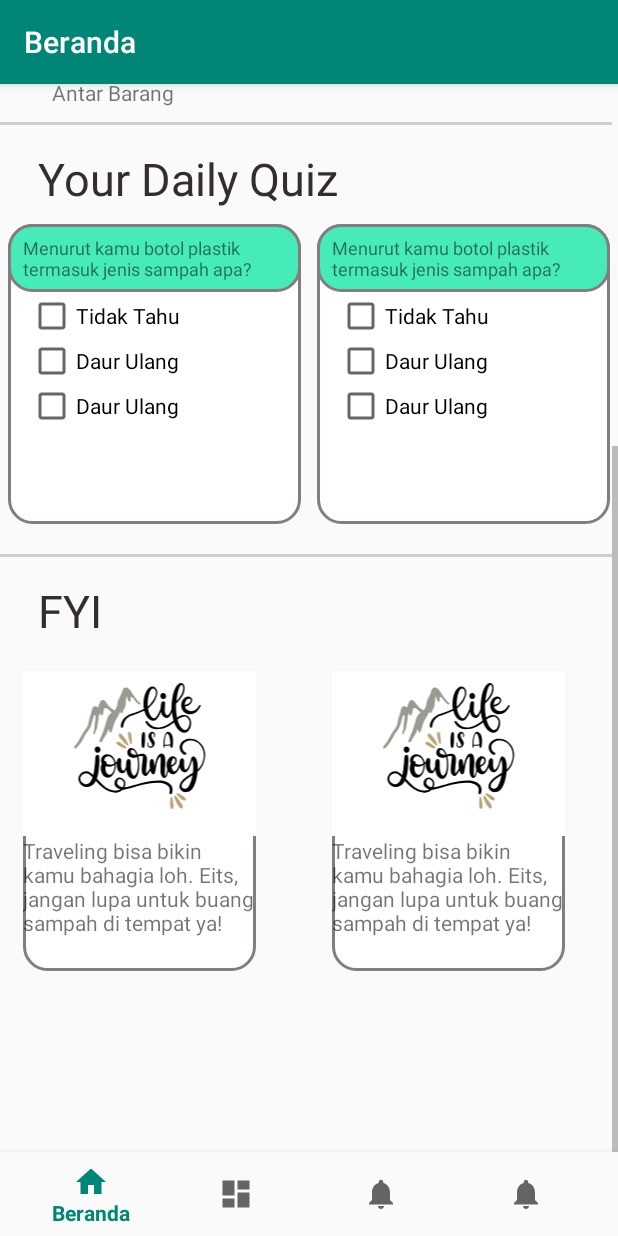
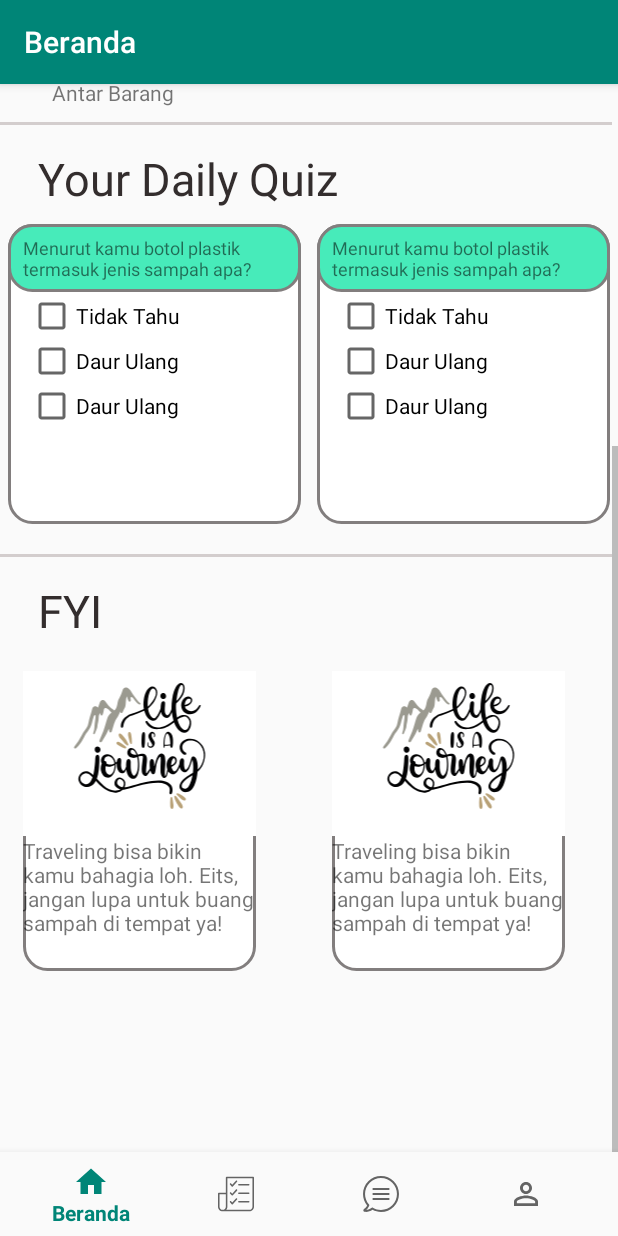
Before and after one commit to reksadnml/Loakin2, an Android app: the screen it shows after launch once a user with an empty profile is signed in (bottomNav), scrolled down 351 dp, on a phone screen of 412 x 824 dp. Run offline under Robolectric (Android 15) with nearby library versions, the phone set to English and light mode, and no system bars; our stand-ins replace Firebase (no records; nobody signed in at launch, a user with empty details on screens opened directly), navigation-ui.

Commit message:
change icon bottom nav

```diff
--- /dev/null
+++ b/app/src/main/res/drawable/ic_history.xml
@@ -0,0 +1,27 @@
+<vector xmlns:android="http://schemas.android.com/apk/res/android"
+    android:width="349.158dp"
+    android:height="349.158dp"
+    android:viewportWidth="349.158"
+    android:viewportHeight="349.158">
+  <path
+      android:fillColor="#23AC83"
+      android:pathData="M341.658,6.227H83.455c-4.143,0 -7.5,3.357 -7.5,7.5V162.83H7.5c-4.143,0 -7.5,3.357 -7.5,7.5v127.123c0,25.076 20.4,45.479 45.477,45.479c0.646,0 258.203,0 258.203,0c25.076,0 45.479,-20.402 45.479,-45.479V13.727C349.158,9.584 345.801,6.227 341.658,6.227zM15,297.453V177.83h60.955v119.623c0,16.805 -13.672,30.479 -30.479,30.479C28.672,327.932 15,314.258 15,297.453zM334.158,297.453c0,16.805 -13.672,30.479 -30.479,30.479H79.203c7.299,-8.07 11.752,-18.766 11.752,-30.479V21.227h243.203V297.453z"/>
+  <path
+      android:fillColor="#23AC83"
+      android:pathData="M202.023,92.855h96.127c4.143,0 7.5,-3.357 7.5,-7.5c0,-4.143 -3.357,-7.5 -7.5,-7.5h-96.127c-4.143,0 -7.5,3.357 -7.5,7.5C194.523,89.498 197.881,92.855 202.023,92.855z"/>
+  <path
+      android:fillColor="#23AC83"
+      android:pathData="M202.023,175.248h96.127c4.143,0 7.5,-3.357 7.5,-7.5c0,-4.143 -3.357,-7.5 -7.5,-7.5h-96.127c-4.143,0 -7.5,3.357 -7.5,7.5C194.523,171.891 197.881,175.248 202.023,175.248z"/>
+  <path
+      android:fillColor="#23AC83"
+      android:pathData="M202.023,257.643h96.127c4.143,0 7.5,-3.357 7.5,-7.5c0,-4.143 -3.357,-7.5 -7.5,-7.5h-96.127c-4.143,0 -7.5,3.357 -7.5,7.5C194.523,254.285 197.881,257.643 202.023,257.643z"/>
+  <path
+      android:fillColor="#23AC83"
+      android:pathData="M132.814,101.295c1.418,1.5 3.391,2.35 5.453,2.35c0.02,0 0.041,0 0.063,0c2.086,-0.018 4.07,-0.902 5.477,-2.443l41.197,-45.121c2.793,-3.059 2.576,-7.803 -0.482,-10.596c-3.059,-2.791 -7.803,-2.576 -10.596,0.482l-35.752,39.156l-11.129,-11.785c-2.846,-3.012 -7.594,-3.146 -10.604,-0.303c-3.012,2.844 -3.146,7.59 -0.303,10.602L132.814,101.295z"/>
+  <path
+      android:fillColor="#23AC83"
+      android:pathData="M173.926,131.941l-35.752,39.154l-11.131,-11.783c-2.844,-3.014 -7.592,-3.148 -10.602,-0.303c-3.012,2.844 -3.146,7.59 -0.303,10.602l16.676,17.656c1.418,1.5 3.391,2.35 5.453,2.35c0.02,0 0.041,0 0.063,0c2.086,-0.018 4.07,-0.902 5.477,-2.443l41.197,-45.119c2.791,-3.059 2.576,-7.803 -0.482,-10.596S176.719,128.881 173.926,131.941z"/>
+  <path
+      android:fillColor="#23AC83"
+      android:pathData="M173.926,217.914l-35.752,39.154l-11.131,-11.783c-2.844,-3.014 -7.592,-3.149 -10.602,-0.303c-3.012,2.844 -3.146,7.59 -0.303,10.602l16.676,17.656c1.418,1.5 3.391,2.35 5.453,2.35c0.02,0 0.041,0 0.063,0c2.086,-0.018 4.07,-0.902 5.477,-2.443l41.197,-45.119c2.791,-3.059 2.576,-7.803 -0.482,-10.596C181.463,214.639 176.719,214.855 173.926,217.914z"/>
+</vector>
--- a/app/src/main/res/drawable/ic_home_black_24dp.xml
+++ b/app/src/main/res/drawable/ic_home_black_24dp.xml
@@ -4,6 +4,6 @@
     android:viewportWidth="24.0"
     android:viewportHeight="24.0">
     <path
-        android:fillColor="#FF000000"
+        android:fillColor="#23AC83"
         android:pathData="M10,20v-6h4v6h5v-8h3L12,3 2,12h3v8z" />
 </vector>
--- /dev/null
+++ b/app/src/main/res/drawable/ic_person_bottom.xml
@@ -0,0 +1,5 @@
+<vector android:height="24dp" android:tint="#23AC83"
+    android:viewportHeight="24.0" android:viewportWidth="24.0"
+    android:width="24dp" xmlns:android="http://schemas.android.com/apk/res/android">
+    <path android:fillColor="#FF000000" android:pathData="M12,5.9c1.16,0 2.1,0.94 2.1,2.1s-0.94,2.1 -2.1,2.1S9.9,9.16 9.9,8s0.94,-2.1 2.1,-2.1m0,9c2.97,0 6.1,1.46 6.1,2.1v1.1L5.9,18.1L5.9,17c0,-0.64 3.13,-2.1 6.1,-2.1M12,4C9.79,4 8,5.79 8,8s1.79,4 4,4 4,-1.79 4,-4 -1.79,-4 -4,-4zM12,13c-2.67,0 -8,1.34 -8,4v3h16v-3c0,-2.66 -5.33,-4 -8,-4z"/>
+</vector>
--- /dev/null
+++ b/app/src/main/res/drawable/ic_pesan_masuk.xml
@@ -0,0 +1,18 @@
+<vector xmlns:android="http://schemas.android.com/apk/res/android"
+    android:width="477.6dp"
+    android:height="477.6dp"
+    android:viewportWidth="477.6"
+    android:viewportHeight="477.6">
+  <path
+      android:fillColor="#23AC83"
+      android:pathData="M407.583,70c-45.1,-45.1 -105,-70 -168.8,-70s-123.7,24.9 -168.8,70c-87,87 -93.3,226 -15.8,320.2c-10.7,21.9 -23.3,36.5 -37.6,43.5c-8.7,4.3 -13.6,13.7 -12.2,23.3c1.5,9.7 8.9,17.2 18.6,18.7c5.3,0.8 11,1.3 16.9,1.3l0,0c29.3,0 60.1,-10.1 85.8,-27.8c34.6,18.6 73.5,28.4 113.1,28.4c63.8,0 123.7,-24.8 168.8,-69.9s69.9,-105.1 69.9,-168.8S452.683,115.1 407.583,70zM388.483,388.5c-40,40 -93.2,62 -149.7,62c-37.8,0 -74.9,-10.1 -107.2,-29.1c-2.1,-1.2 -4.5,-1.9 -6.8,-1.9c-2.9,0 -5.9,1 -8.3,2.8c-30.6,23.7 -61.4,27.2 -74.9,27.5c16.1,-12 29.6,-30.6 40.9,-56.5c2.1,-4.8 1.2,-10.4 -2.3,-14.4c-74,-83.6 -70.1,-211 8.9,-290c40,-40 93.2,-62 149.7,-62s109.7,22 149.7,62C471.083,171.6 471.083,306 388.483,388.5z"/>
+  <path
+      android:fillColor="#23AC83"
+      android:pathData="M338.783,160h-200c-7.5,0 -13.5,6 -13.5,13.5s6,13.5 13.5,13.5h200c7.5,0 13.5,-6 13.5,-13.5S346.183,160 338.783,160z"/>
+  <path
+      android:fillColor="#23AC83"
+      android:pathData="M338.783,225.3h-200c-7.5,0 -13.5,6 -13.5,13.5s6,13.5 13.5,13.5h200c7.5,0 13.5,-6 13.5,-13.5S346.183,225.3 338.783,225.3z"/>
+  <path
+      android:fillColor="#23AC83"
+      android:pathData="M338.783,290.6h-200c-7.5,0 -13.5,6 -13.5,13.5s6,13.5 13.5,13.5h200c7.5,0 13.5,-6 13.5,-13.5S346.183,290.6 338.783,290.6z"/>
+</vector>
--- a/app/src/main/res/menu/bottom_nav_menu.xml
+++ b/app/src/main/res/menu/bottom_nav_menu.xml
@@ -8,17 +8,17 @@
 
     <item
         android:id="@+id/navigation_riwayat"
-        android:icon="@drawable/ic_dashboard_black_24dp"
+        android:icon="@drawable/ic_history"
         android:title="Riwayat" />
 
     <item
         android:id="@+id/navigation_pesan"
-        android:icon="@drawable/ic_notifications_black_24dp"
+        android:icon="@drawable/ic_pesan_masuk"
         android:title="Pesan Masuk" />
 
     <item
         android:id="@+id/navigation_profil"
-        android:icon="@drawable/ic_notifications_black_24dp"
+        android:icon="@drawable/ic_person_bottom"
         android:title="Profil" />
 
 </menu>
```
